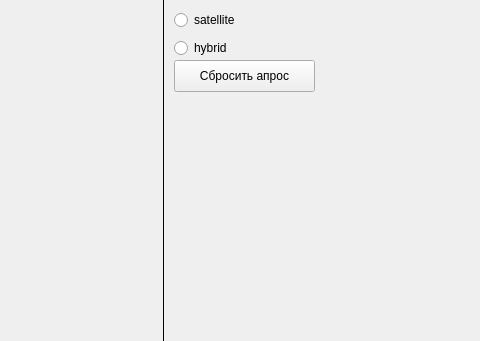
Qt form main.ui (echpo4mak/Yandex.API) before a commit; both pictures show x 496 to 976 and y 170 to 511 of the 976 by 600 pixel window.
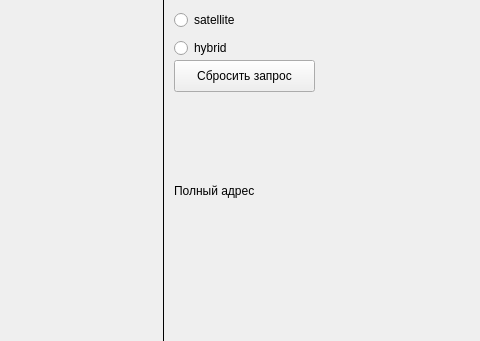
The same form after that commit.

Commit message: full address is on time

```diff
--- a/main.ui
+++ b/main.ui
@@ -175,7 +175,20 @@
      </rect>
     </property>
     <property name="text">
-     <string>Сбросить апрос</string>
+     <string>Сбросить запрос</string>
+    </property>
+   </widget>
+   <widget class="QLabel" name="address_output">
+    <property name="geometry">
+     <rect>
+      <x>670</x>
+      <y>270</y>
+      <width>241</width>
+      <height>181</height>
+     </rect>
+    </property>
+    <property name="text">
+     <string>Полный адрес</string>
     </property>
    </widget>
   </widget>
```
The commit also changes 1 other file.
